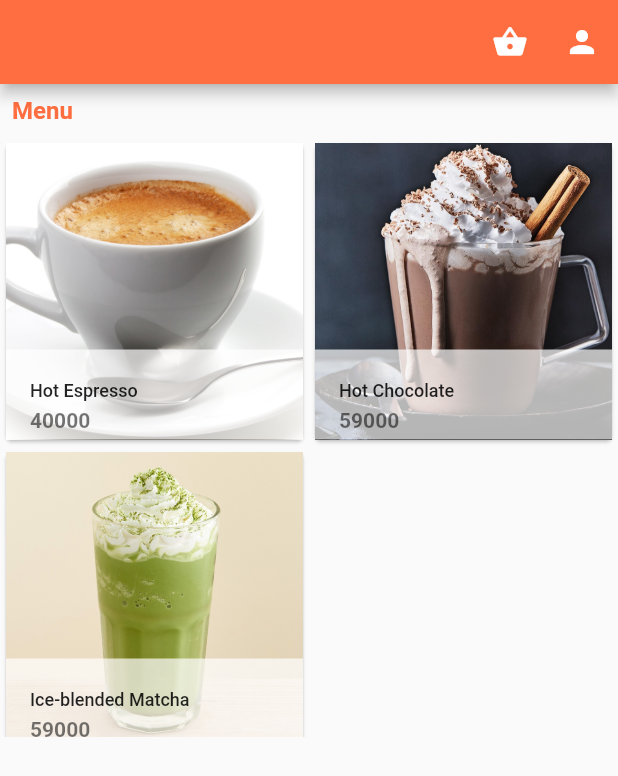
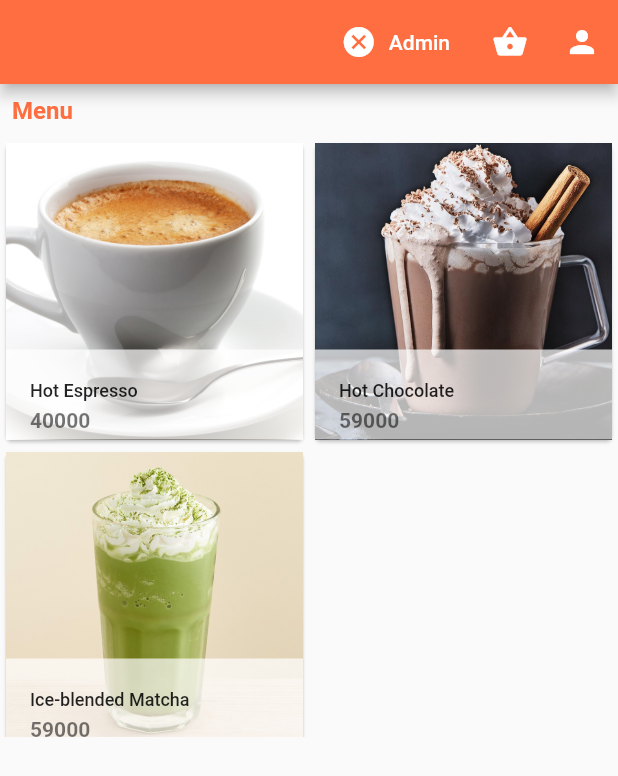
Before and after one commit to kgykn/food_delivery_app, a Flutter app: the screen it shows once a user with an empty profile is signed in, on a phone screen of 412 x 824 dp. Shown: the top 776 px of the screen. Run offline on Flutter 3.47's test engine with Material 2 defaults, Android fonts, the phone set to English and light mode, and no system bars; our stand-ins replace cloud_firestore, email_validator, firebase_auth, flutter_spinkit; accounts and stored records are empty.

Commit message:
minor changes

```diff
--- a/lib/HomePage/HomePage.dart
+++ b/lib/HomePage/HomePage.dart
@@ -1,39 +1,55 @@
 import 'package:flutter/material.dart';
 import 'package:fooddeliveryapp/HomePage/products.dart';
-import 'package:fooddeliveryapp/HomePage/products.dart';
+import 'package:fooddeliveryapp/Admin/admin.dart';
 import 'package:fooddeliveryapp/Models/user_profile.dart';
 
-class HomePage extends StatefulWidget{
+class HomePage extends StatefulWidget {
   @override
   _HomePageState createState() => _HomePageState();
 }
 
-class _HomePageState extends State<HomePage>
-{
+class _HomePageState extends State<HomePage> {
   @override
   Widget build(BuildContext context) {
-    return Scaffold (
+    return Scaffold(
       appBar: AppBar(
         backgroundColor: Colors.deepOrangeAccent,
         actions: <Widget>[
-          IconButton(icon: Icon(Icons.shopping_basket, color: Colors.white,), onPressed: null), // cart button
-          IconButton(icon: Icon(Icons.person, color: Colors.white,),
-          onPressed: () => Navigator.of(context).push(MaterialPageRoute(builder: (context) => UserProfile()))), // user profile button
+          FlatButton.icon(
+            icon: Icon(
+              Icons.cancel,
+              color: Colors.white,
+            ),
+            label: Text('Admin', style: TextStyle(color: Colors.white)),
+            onLongPress: () => Navigator.of(context)
+                .push(MaterialPageRoute(builder: (context) => Admin())),
+            onPressed: null,
+          ),
+          IconButton(
+              icon: Icon(
+                Icons.shopping_basket,
+                color: Colors.white,
+              ),
+              onPressed: null), // cart button
+          IconButton(
+              icon: Icon(
+                Icons.person,
+                color: Colors.white,
+              ),
+              onPressed: () => Navigator.of(context).push(MaterialPageRoute(
+                  builder: (context) => UserProfile()))), // user profile button
         ],
       ),
-
       body: ListView(
         children: <Widget>[
           Padding(
-            padding: const EdgeInsets.all(8.0),
-            child:Text("Menu",
-            style: TextStyle(
-              color: Colors.deepOrangeAccent,
-              fontSize: 16,
-              fontWeight: FontWeight.bold,
-            ))
-          ),
-
+              padding: const EdgeInsets.all(8.0),
+              child: Text("Menu",
+                  style: TextStyle(
+                    color: Colors.deepOrangeAccent,
+                    fontSize: 16,
+                    fontWeight: FontWeight.bold,
+                  ))),
           Container(
             height: 400.0,
             child: Product(),
```
Also changed, not shown: lib/Admin/admin.dart (added, +29 -0 lines).
